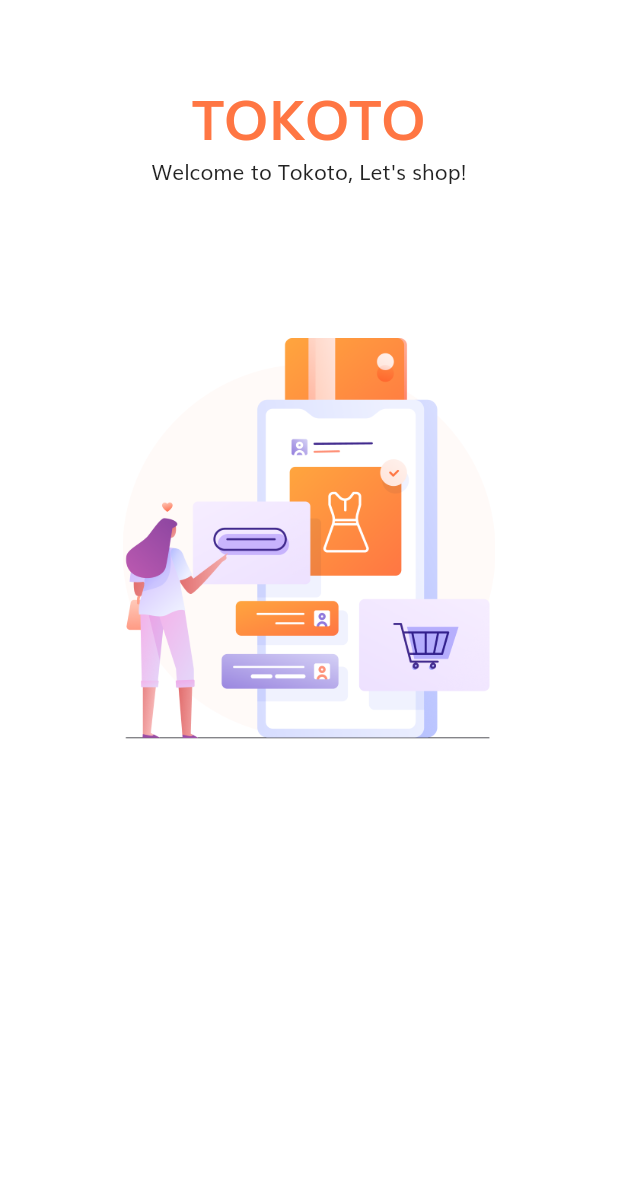
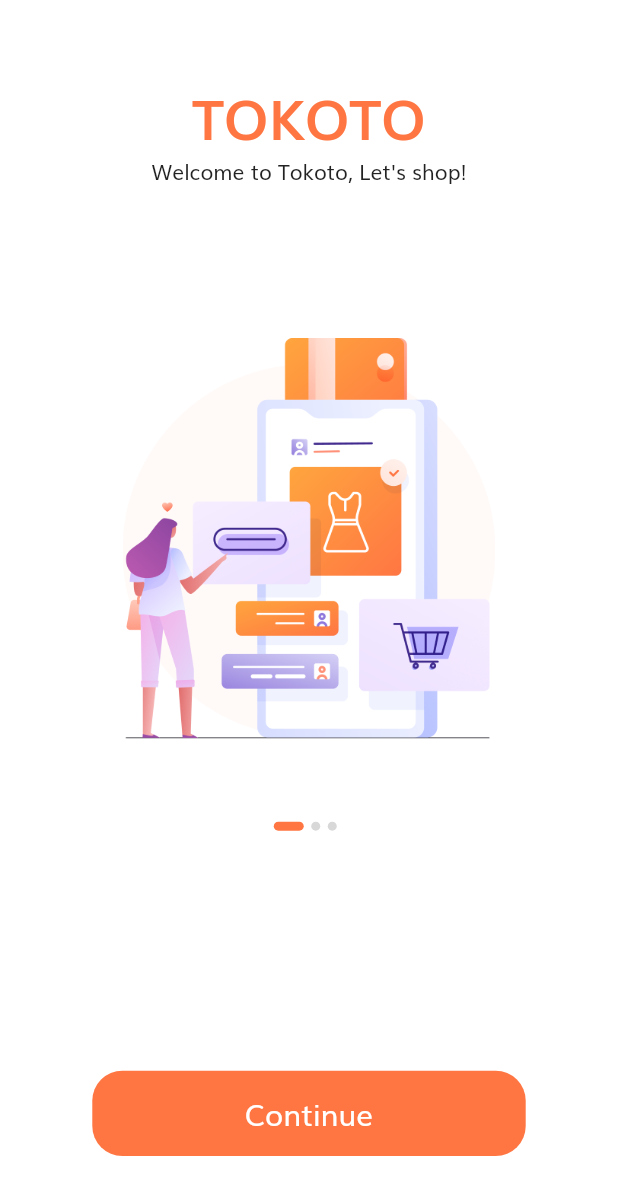
Before and after one commit to MorgueMorg/Tokoto-Flutter-E-Commerce, a Flutter app: the screen it shows after launch, on a phone screen of 412 x 824 dp. Shown: the top 1195 px of the screen. Run offline on Flutter 3.47's test engine with Material 2 defaults, Android fonts, the phone set to English and light mode, and no system bars.

Commit message:
Finished splash screen and added routes :classical_building:

```diff
--- /dev/null
+++ b/lib/components/default_button.dart
@@ -0,0 +1,38 @@
+import 'package:flutter/material.dart';
+
+import '../constants.dart';
+import '../size_config.dart';
+
+class DefaultButton extends StatelessWidget {
+  const DefaultButton({
+    Key? key,
+    this.text,
+    this.press,
+  }) : super(key: key);
+  final String? text;
+  final Function? press;
+
+  @override
+  Widget build(BuildContext context) {
+    return SizedBox(
+      width: double.infinity,
+      height: getProportionateScreenHeight(56),
+      child: TextButton(
+        style: TextButton.styleFrom(
+          shape:
+              RoundedRectangleBorder(borderRadius: BorderRadius.circular(20)),
+          primary: Colors.white,
+          backgroundColor: kPrimaryColor,
+        ),
+        onPressed: press as void Function()?,
+        child: Text(
+          text!,
+          style: TextStyle(
+            fontSize: getProportionateScreenWidth(18),
+            color: Colors.white,
+          ),
+        ),
+      ),
+    );
+  }
+}
--- a/lib/main.dart
+++ b/lib/main.dart
@@ -1,4 +1,5 @@
 import 'package:e_commerce/constants.dart';
+import 'package:e_commerce/routes.dart';
 import 'package:e_commerce/screens/splash/splash_screen.dart';
 import 'package:flutter/material.dart';
 
@@ -24,7 +25,9 @@ class MyApp extends StatelessWidget {
         ),
         primarySwatch: Colors.blue,
       ),
-      home: SplashScreen(),
+      // home: SplashScreen(),
+      initialRoute: SplashScreen.routeName,
+      routes: routes,
     );
   }
 }
--- /dev/null
+++ b/lib/routes.dart
@@ -0,0 +1,6 @@
+import 'package:e_commerce/screens/splash/splash_screen.dart';
+import 'package:flutter/widgets.dart';
+
+final Map<String, WidgetBuilder> routes = {
+  SplashScreen.routeName: (context) => SplashScreen(),
+};
--- a/lib/screens/splash/components/body.dart
+++ b/lib/screens/splash/components/body.dart
@@ -1,8 +1,11 @@
+import 'package:e_commerce/constants.dart';
 import 'package:e_commerce/screens/splash/components/splash_content.dart';
+import 'package:e_commerce/size_config.dart';
 import 'package:flutter/material.dart';
 
 // This is the best practice
 import '../components/splash_content.dart';
+import 'package:e_commerce/components/default_button.dart';
 
 class Body extends StatefulWidget {
   @override
@@ -10,6 +13,7 @@ class Body extends StatefulWidget {
 }
 
 class _BodyState extends State<Body> {
+  int currentPage = 0;
   List<Map<String, String>> splashData = [
     {
       "text": "Welcome to Tokoto, Let's shop!",
@@ -35,6 +39,11 @@ class _BodyState extends State<Body> {
             Expanded(
               flex: 3,
               child: PageView.builder(
+                onPageChanged: (value) {
+                  setState(() {
+                    currentPage = value;
+                  });
+                },
                 itemCount: splashData.length,
                 itemBuilder: (context, index) => SplashContent(
                   image: splashData[index]["image"],
@@ -42,13 +51,52 @@ class _BodyState extends State<Body> {
                 ),
               ),
             ),
-            const Expanded(
+            Expanded(
               flex: 2,
-              child: SizedBox(),
+              child: Padding(
+                padding: EdgeInsets.symmetric(
+                  horizontal: getProportionateScreenWidth(56),
+                ),
+                child: Column(
+                  children: <Widget>[
+                    Spacer(),
+                    Row(
+                      mainAxisAlignment: MainAxisAlignment.center,
+                      children: List.generate(
+                        splashData.length,
+                        (index) => buildDot(index: index),
+                      ),
+                    ),
+                    Spacer(flex: 3),
+                    SizedBox(
+                      width: double.infinity,
+                      height: getProportionateScreenHeight(56),
+                      child: DefaultButton(
+                        text: "Continue",
+                        press: () {},
+                      ),
+                    ),
+                    Spacer(),
+                  ],
+                ),
+              ),
             ),
           ],
         ),
       ),
     );
   }
+
+  AnimatedContainer buildDot({required int index}) {
+    return AnimatedContainer(
+      duration: kAnimationDuration,
+      margin: EdgeInsets.only(right: 5),
+      height: 6,
+      width: currentPage == index ? 20 : 6,
+      decoration: BoxDecoration(
+        color: currentPage == index ? kPrimaryColor : Color(0xFFD8D8D8),
+        borderRadius: BorderRadius.circular(3),
+      ),
+    );
+  }
 }
--- a/lib/screens/splash/splash_screen.dart
+++ b/lib/screens/splash/splash_screen.dart
@@ -3,6 +3,7 @@ import 'package:flutter/material.dart';
 import 'package:e_commerce/size_config.dart';
 
 class SplashScreen extends StatelessWidget {
+  static String routeName = "/splash";
   @override
   Widget build(BuildContext context) {
     // You have to call it on your starting screen
```
